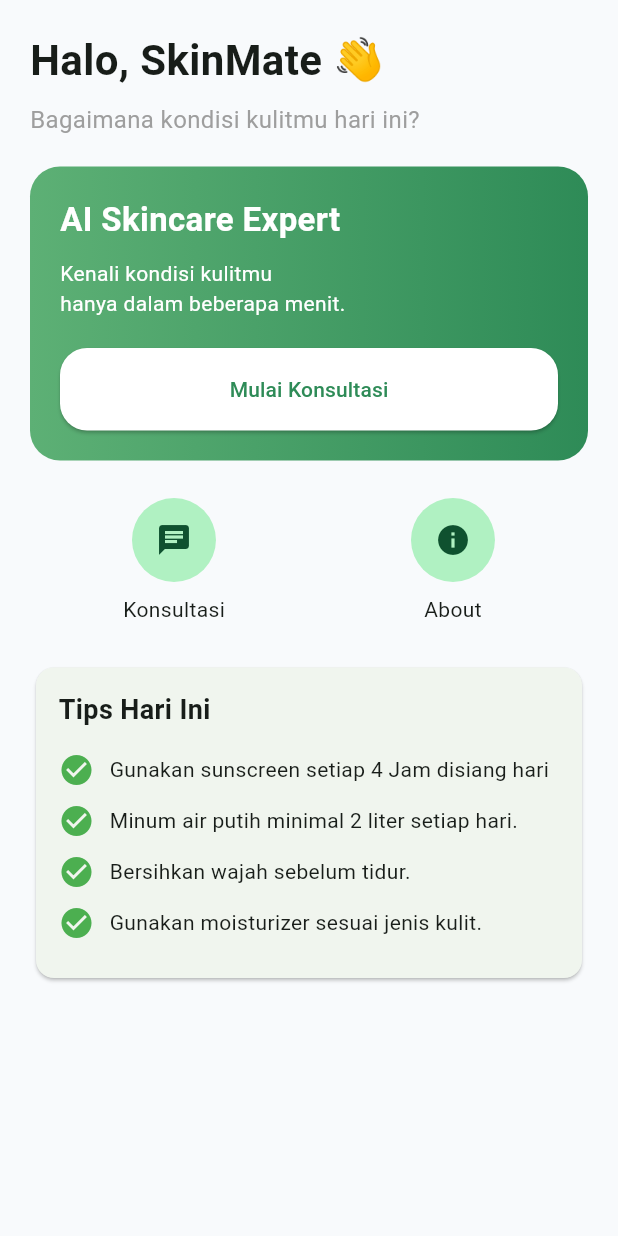
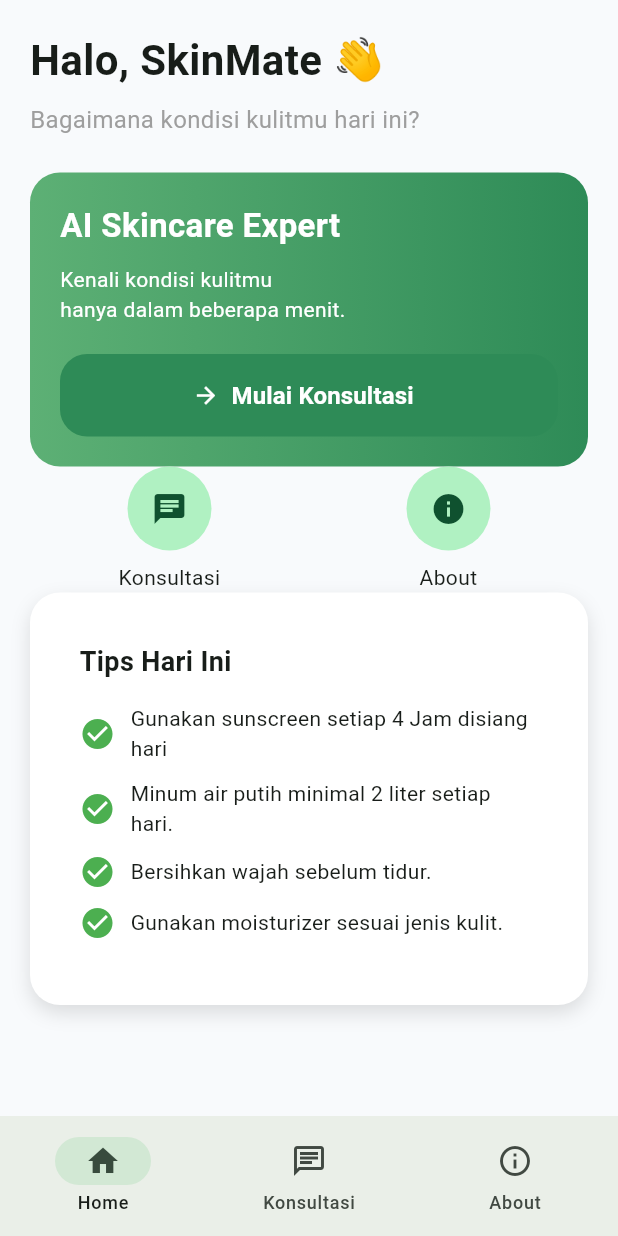
Before and after one commit to Latifah254/sistem_pakar_skincare, a Flutter app: the HomeScreen screen opened directly, on a phone screen of 412 x 824 dp. Run offline on Flutter 3.47's test engine with Material 3 defaults, Android fonts, the phone set to English and light mode, and no system bars; our stand-ins replace get; statements that could not run were skipped.

Commit message:
Revisi home, card, quick menu

```diff
--- a/lib/views/home/banner_card.dart
+++ b/lib/views/home/banner_card.dart
@@ -1,10 +1,14 @@
 import 'package:flutter/material.dart';
-import 'package:get/get.dart';
 
-import 'package:sistem_pakar_skincare/views/chatbot%20&%20result/chatbot_screen.dart';
+import 'package:sistem_pakar_skincare/widgets/primary_button.dart';
 
 class BannerCard extends StatelessWidget {
-  const BannerCard({super.key});
+  final VoidCallback onStart;
+
+  const BannerCard({
+    super.key,
+    required this.onStart,
+  });
 
   @override
   Widget build(BuildContext context) {
@@ -43,21 +47,11 @@ class BannerCard extends StatelessWidget {
           ),
 
           const SizedBox(height: 20),
-          ElevatedButton(
-            style: ElevatedButton.styleFrom(
-              backgroundColor: Colors.white,
-              foregroundColor:
-                  const Color(0xff2E8B57),
-            ),
 
-            onPressed: () {
-              Get.to(
-                ()=> ChatbotScreen(),
-              );
-            },
-
-            child:
-                const Text("Mulai Konsultasi"),
+          PrimaryButton(
+            text: "Mulai Konsultasi",
+            icon: Icons.arrow_forward,
+            onPressed: onStart,
           ),
         ],
       ),
--- a/lib/views/home/home.dart
+++ b/lib/views/home/home.dart
@@ -1,35 +1,79 @@
 import 'package:flutter/material.dart';
-import 'package:sistem_pakar_skincare/views/home/banner_card.dart';
-import 'package:sistem_pakar_skincare/views/home/greeting_card.dart';
-import 'package:sistem_pakar_skincare/views/home/quick_menu.dart';
-import 'package:sistem_pakar_skincare/views/home/tips_card.dart';
+import 'package:get/get.dart';
+
+import 'package:sistem_pakar_skincare/views/chatbot%20&%20result/chatbot_screen.dart';
+import 'package:sistem_pakar_skincare/widgets/app_buttom_navbar.dart';
+import 'package:sistem_pakar_skincare/views/about/about_screen.dart';
+
+import 'banner_card.dart';
+import 'greeting_card.dart';
+import 'quick_menu.dart';
+import 'tips_card.dart';
 
 class HomeScreen extends StatelessWidget {
-
   const HomeScreen({super.key});
 
   @override
   Widget build(BuildContext context) {
+    return Scaffold(
+      backgroundColor: const Color(0xffF8FAFC),
+      body: SafeArea(
+        child: SingleChildScrollView(
+          padding: const EdgeInsets.symmetric(
+            horizontal: 20,
+            vertical: 20,
+          ),
 
-    return Scaffold(
-      body: SingleChildScrollView(
-        child: Padding(
-          padding: const EdgeInsets.all(20),
           child: Column(
-          crossAxisAlignment:
-              CrossAxisAlignment.start,
-          children: [
+            crossAxisAlignment: CrossAxisAlignment.start,
+            children: [
               const GreetingCard(),
-              const SizedBox(height:20),
-              const BannerCard(),
-              const SizedBox(height:25),
-              const QuickMenu(),
-              const SizedBox(height:25),
+              const SizedBox(height: 24),
+
+              BannerCard(
+                onStart: () {
+                  Get.to(
+                    ()=> ChatbotScreen(),
+                  );
+                },
+              ),
+
+              QuickMenu(
+                onConsultation: (){
+                    Get.to(()=>ChatbotScreen());
+                },
+
+                onAbout: (){
+                    Get.to(()=>const AboutScreen());
+                },
+              ),
+
               TipsCard(),
-          ],
+              const SizedBox(height: 20),
+            ],
           ),
         ),
-      )
+      ),
+
+      bottomNavigationBar: AppBottomNavbar(
+        currentIndex: 0,
+        onTap: (index) {
+          switch (index) {
+            case 0:
+              break;
+            case 1:
+              Get.to(
+                () => ChatbotScreen(),
+              );
+              break;
+            case 2:
+              Get.to(
+                () => const AboutScreen(),
+              );
+              break;
+          }
+        },
+      ),
     );
   }
 }
--- a/lib/views/home/quick_menu.dart
+++ b/lib/views/home/quick_menu.dart
@@ -1,7 +1,15 @@
 import 'package:flutter/material.dart';
+import 'package:sistem_pakar_skincare/widgets/feature_menu.dart';
 
 class QuickMenu extends StatelessWidget {
-  const QuickMenu({super.key});
+
+  final VoidCallback onConsultation;
+  final VoidCallback onAbout;
+
+  const QuickMenu({
+    super.key,
+    required this.onConsultation,
+    required this.onAbout});
 
   @override
   Widget build(BuildContext context) {
@@ -9,34 +17,18 @@ class QuickMenu extends StatelessWidget {
       mainAxisAlignment:
           MainAxisAlignment.spaceAround,
       children: [
-        menu(
-          Icons.chat,
-          "Konsultasi",
+        FeatureMenu(
+          icon: Icons.chat,
+          title: "Konsultasi",
+          onTap: onConsultation,
         ),
 
-        menu(
-          Icons.info,
-          "About",
+        FeatureMenu(
+          icon: Icons.info,
+          title: "About",
+          onTap: onAbout,
         ),
       ],
     );
   }
-
-  Widget menu(
-      IconData icon,
-      String title,
-  ) {
-
-    return Column(
-      children: [
-        CircleAvatar(
-          radius: 28,
-          child: Icon(icon),
-        ),
-
-        const SizedBox(height: 8),
-        Text(title),
-      ],
-    );
-  }
 }
--- a/lib/views/home/tips_card.dart
+++ b/lib/views/home/tips_card.dart
@@ -2,6 +2,7 @@ import 'package:flutter/material.dart';
 import 'package:get/get.dart';
 
 import 'package:sistem_pakar_skincare/controller/home_controller.dart';
+import 'package:sistem_pakar_skincare/widgets/custom_card.dart';
 
 class TipsCard extends StatelessWidget {
   TipsCard({super.key});
@@ -11,7 +12,7 @@ class TipsCard extends StatelessWidget {
 
   @override
   Widget build(BuildContext context) {
-    return Card(
+    return CustomCard(
       child: Padding(
         padding: const EdgeInsets.all(15),
         child: Column(
```
Also changed, not shown: lib/views/about/about_screen.dart (added, +20 -0 lines), lib/views/about.dart (deleted).
